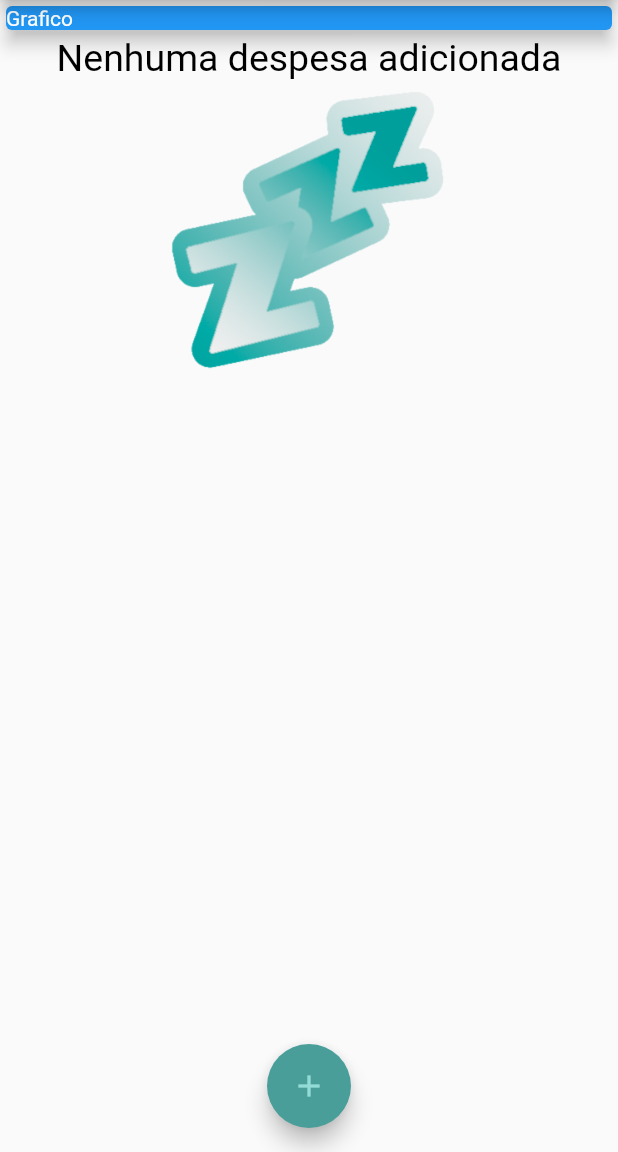
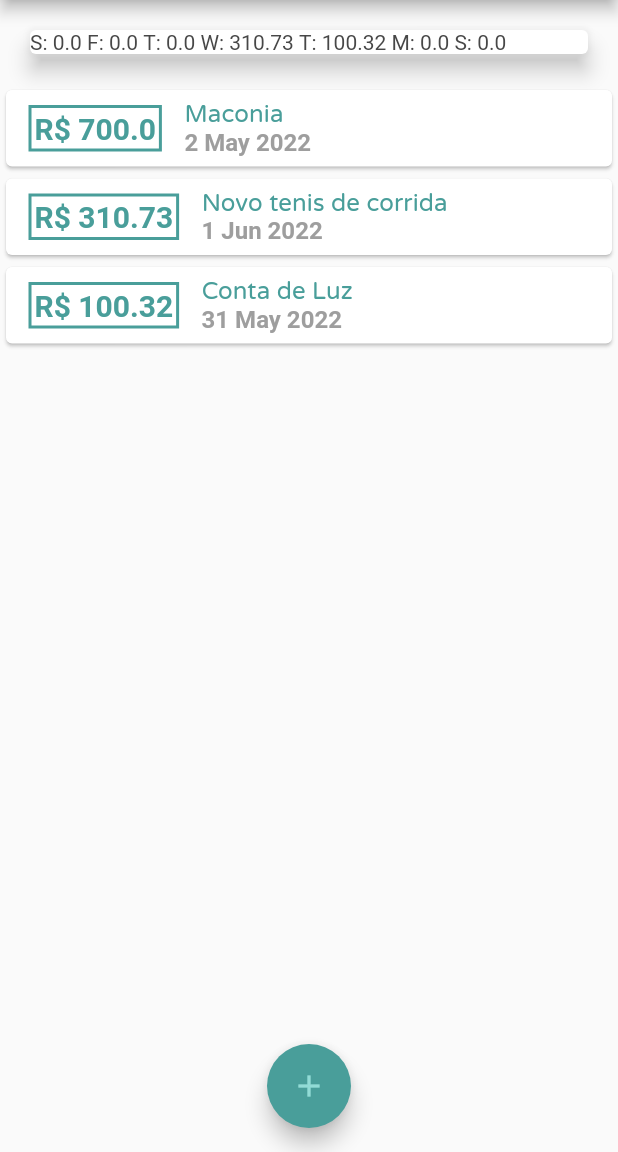
Before and after one commit to cacciatorieric/despesas_pessoais, a Flutter app: the screen it shows after launch, on a phone screen of 412 x 824 dp, the part 84-1236 px from its top. Run offline on Flutter 3.47's test engine with Material 2 defaults, Android fonts, the phone set to English and light mode, and no system bars; our stand-ins replace fluttertoast.

Commit message:
chart data criado

```diff
--- /dev/null
+++ b/despesas_pessoais/lib/components/chart.dart
@@ -0,0 +1,55 @@
+import 'package:despesas_pessoais/models/transactions.dart';
+import 'package:flutter/material.dart';
+import 'package:intl/intl.dart';
+
+class Chart extends StatelessWidget {
+  const Chart({Key? key, this.recentTransactions}) : super(key: key);
+
+  final List<Transaction>? recentTransactions;
+
+  List<Map<String, Object>> get groupedTransactions {
+    return List.generate(
+      7,
+      (index) {
+        final weekDay = DateTime.now().subtract(
+          Duration(days: index),
+        );
+        double totalSum = 0.0;
+        for (var i = 0; i < recentTransactions!.length; i++) {
+          bool sameDay = recentTransactions![i].date!.day == weekDay.day;
+          bool sameMonth = recentTransactions![i].date!.month == weekDay.month;
+          bool sameYear = recentTransactions![i].date!.year == weekDay.year;
+
+          if (sameDay && sameMonth && sameYear) {
+            totalSum += recentTransactions![i].value!;
+          }
+        }
+
+        debugPrint(DateFormat.E().format(weekDay)[0]);
+        debugPrint(totalSum.toString());
+
+        return {
+          'day': DateFormat.E().format(weekDay)[0],
+          'value': totalSum,
+        };
+      },
+    );
+  }
+
+  @override
+  Widget build(BuildContext context) {
+    groupedTransactions;
+    return Card(
+      elevation: 6,
+      margin: const EdgeInsets.all(20),
+      child: Row(
+        children: groupedTransactions.map((tr) {
+          return Text(
+            '${tr['day']}: ${tr['value']} ',
+            style: TextStyle(color: Theme.of(context).colorScheme.tertiary),
+          );
+        }).toList(),
+      ),
+    );
+  }
+}
--- /dev/null
+++ b/despesas_pessoais/lib/components/chart_bar.dart
@@ -0,0 +1,10 @@
+import 'package:flutter/material.dart';
+
+class ChartBar extends StatelessWidget {
+  const ChartBar({Key? key}) : super(key: key);
+
+  @override
+  Widget build(BuildContext context) {
+    return Container();
+  }
+}
--- a/despesas_pessoais/lib/components/transaction_form.dart
+++ b/despesas_pessoais/lib/components/transaction_form.dart
@@ -36,11 +36,19 @@ class _TransactionFormState extends State<TransactionForm> {
           children: [
             TextField(
               controller: titleController,
+              style: const TextStyle(
+                color: Colors.black,
+              ),
               decoration: const InputDecoration(labelText: 'Titulo'),
             ),
             TextField(
               controller: valueController,
-              decoration: const InputDecoration(labelText: 'Valor (R\$)'),
+              style: const TextStyle(
+                color: Colors.black,
+              ),
+              decoration: const InputDecoration(
+                labelText: 'Valor (R\$)',
+              ),
               onSubmitted: (_) {
                 _submitForm();
               },
--- a/despesas_pessoais/lib/main.dart
+++ b/despesas_pessoais/lib/main.dart
@@ -1,4 +1,5 @@
 import 'dart:math';
+import 'package:despesas_pessoais/components/chart.dart';
 import 'package:despesas_pessoais/components/transaction_form.dart';
 import 'package:flutter/material.dart';
 import 'components/transaction_list.dart';
@@ -21,6 +22,7 @@ class ExpensesApp extends StatelessWidget {
         colorScheme: temaClaro.colorScheme.copyWith(
           primary: const Color.fromARGB(255, 146, 219, 214),
           secondary: const Color.fromARGB(255, 73, 158, 154),
+          tertiary: const Color.fromARGB(255, 71, 71, 71),
         ),
         textTheme: const TextTheme(
           titleSmall: TextStyle(
@@ -50,19 +52,43 @@ class MyHomePage extends StatefulWidget {
 
 class _MyHomePageState extends State<MyHomePage> {
   final List<Transaction> _transactions = [
-    // Transaction(
-    //   id: 't1',
-    //   title: 'Novo tenis de corrida',
-    //   value: 310.73,
-    //   date: DateTime.now(),
-    // ),
-    // Transaction(
-    //   id: 't2',
-    //   title: 'Conta de Luz',
-    //   value: 100.32,
-    //   date: DateTime.now(),
-    // ),
+    Transaction(
+      id: 't0',
+      title: 'Maconia',
+      value: 700,
+      date: DateTime.now().subtract(
+        const Duration(days: 33),
+      ),
+    ),
+    Transaction(
+      id: 't1',
+      title: 'Novo tenis de corrida',
+      value: 310.73,
+      date: DateTime.now().subtract(
+        const Duration(days: 3),
+      ),
+    ),
+    Transaction(
+      id: 't2',
+      title: 'Conta de Luz',
+      value: 100.32,
+      date: DateTime.now().subtract(
+        const Duration(days: 4),
+      ),
+    ),
   ];
+
+  List<Transaction> get _recentTransactions {
+    return _transactions.where(
+      (tr) {
+        return tr.date!.isAfter(
+          DateTime.now().subtract(
+            const Duration(days: 7),
+          ),
+        );
+      },
+    ).toList();
+  }
 
   _openTransactionFormModal(BuildContext context) {
     showModalBottomSheet(
@@ -111,11 +137,7 @@ class _MyHomePageState extends State<MyHomePage> {
           crossAxisAlignment:
               CrossAxisAlignment.stretch, //Estica os elementos filhos
           children: <Widget>[
-            const Card(
-              color: Colors.blue,
-              elevation: 5,
-              child: Text('Grafico'),
-            ),
+            Chart(recentTransactions: _recentTransactions),
             TransactionList(_transactions),
           ],
         ),
```
